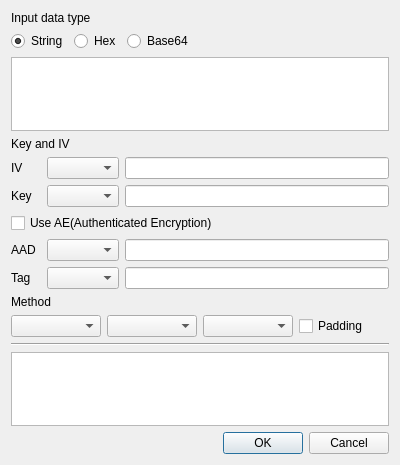
First picture: the form in BerViewer/enc_dec_dlg.ui, repository jykim74/BerEditor, before the edit.
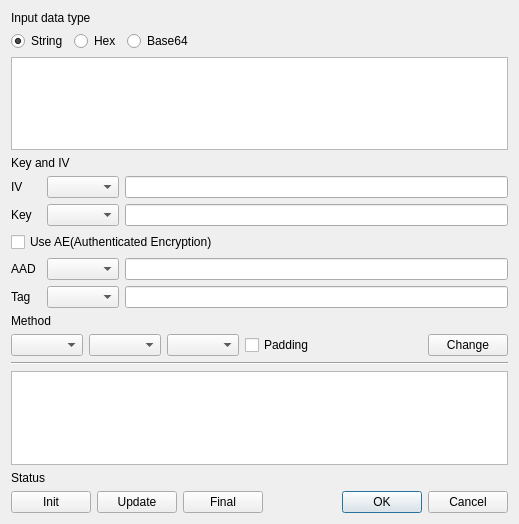
Second picture: the form after the edit.

Commit message: KDF, 암호 Init,Update,Final 지원

```diff
--- a/BerViewer/enc_dec_dlg.ui
+++ b/BerViewer/enc_dec_dlg.ui
@@ -6,22 +6,132 @@
    <rect>
     <x>0</x>
     <y>0</y>
-    <width>400</width>
-    <height>465</height>
+    <width>519</width>
+    <height>524</height>
    </rect>
   </property>
   <property name="windowTitle">
    <string>Encrypt / Decrypt</string>
   </property>
-  <layout class="QVBoxLayout" name="verticalLayout">
-   <item>
+  <layout class="QGridLayout" name="gridLayout">
+   <item row="6" column="0" colspan="2">
+    <widget class="QCheckBox" name="mUseAECheck">
+     <property name="text">
+      <string>Use AE(Authenticated Encryption)</string>
+     </property>
+    </widget>
+   </item>
+   <item row="0" column="0">
     <widget class="QLabel" name="label_3">
      <property name="text">
       <string>Input data type</string>
      </property>
     </widget>
    </item>
-   <item>
+   <item row="10" column="0" colspan="5">
+    <layout class="QHBoxLayout" name="horizontalLayout_2">
+     <item>
+      <widget class="QComboBox" name="mAlgCombo"/>
+     </item>
+     <item>
+      <widget class="QComboBox" name="mOutputTypeCombo"/>
+     </item>
+     <item>
+      <widget class="QComboBox" name="mMethodCombo"/>
+     </item>
+     <item>
+      <widget class="QCheckBox" name="mPadCheck">
+       <property name="text">
+        <string>Padding</string>
+       </property>
+      </widget>
+     </item>
+     <item>
+      <spacer name="horizontalSpacer_2">
+       <property name="orientation">
+        <enum>Qt::Horizontal</enum>
+       </property>
+       <property name="sizeHint" stdset="0">
+        <size>
+         <width>40</width>
+         <height>20</height>
+        </size>
+       </property>
+      </spacer>
+     </item>
+     <item>
+      <widget class="QPushButton" name="mChangeBtn">
+       <property name="text">
+        <string>Change</string>
+       </property>
+      </widget>
+     </item>
+    </layout>
+   </item>
+   <item row="4" column="0" colspan="5">
+    <layout class="QHBoxLayout" name="horizontalLayout_3">
+     <item>
+      <widget class="QLabel" name="label">
+       <property name="minimumSize">
+        <size>
+         <width>30</width>
+         <height>0</height>
+        </size>
+       </property>
+       <property name="text">
+        <string>IV</string>
+       </property>
+      </widget>
+     </item>
+     <item>
+      <widget class="QComboBox" name="mIVTypeCombo"/>
+     </item>
+     <item>
+      <widget class="QLineEdit" name="mIVText"/>
+     </item>
+    </layout>
+   </item>
+   <item row="3" column="0">
+    <widget class="QLabel" name="label_5">
+     <property name="text">
+      <string>Key and IV</string>
+     </property>
+    </widget>
+   </item>
+   <item row="8" column="0" colspan="5">
+    <layout class="QHBoxLayout" name="horizontalLayout_8">
+     <item>
+      <widget class="QLabel" name="label_7">
+       <property name="minimumSize">
+        <size>
+         <width>30</width>
+         <height>0</height>
+        </size>
+       </property>
+       <property name="text">
+        <string>Tag</string>
+       </property>
+      </widget>
+     </item>
+     <item>
+      <widget class="QComboBox" name="mTagTypeCombo"/>
+     </item>
+     <item>
+      <widget class="QLineEdit" name="mTagText"/>
+     </item>
+    </layout>
+   </item>
+   <item row="12" column="0" colspan="5">
+    <widget class="QPlainTextEdit" name="mOutputText"/>
+   </item>
+   <item row="9" column="0">
+    <widget class="QLabel" name="label_4">
+     <property name="text">
+      <string>Method</string>
+     </property>
+    </widget>
+   </item>
+   <item row="1" column="0" colspan="5">
     <layout class="QHBoxLayout" name="horizontalLayout">
      <item>
       <widget class="QRadioButton" name="mInputStringBtn">
@@ -62,70 +172,10 @@
      </item>
     </layout>
    </item>
-   <item>
+   <item row="2" column="0" colspan="5">
     <widget class="QPlainTextEdit" name="mInputText"/>
    </item>
-   <item>
-    <widget class="QLabel" name="label_5">
-     <property name="text">
-      <string>Key and IV</string>
-     </property>
-    </widget>
-   </item>
-   <item>
-    <layout class="QHBoxLayout" name="horizontalLayout_3">
-     <item>
-      <widget class="QLabel" name="label">
-       <property name="minimumSize">
-        <size>
-         <width>30</width>
-         <height>0</height>
-        </size>
-       </property>
-       <property name="text">
-        <string>IV</string>
-       </property>
-      </widget>
-     </item>
-     <item>
-      <widget class="QComboBox" name="mIVTypeCombo"/>
-     </item>
-     <item>
-      <widget class="QLineEdit" name="mIVText"/>
-     </item>
-    </layout>
-   </item>
-   <item>
-    <layout class="QHBoxLayout" name="horizontalLayout_4">
-     <item>
-      <widget class="QLabel" name="label_2">
-       <property name="minimumSize">
-        <size>
-         <width>30</width>
-         <height>0</height>
-        </size>
-       </property>
-       <property name="text">
-        <string>Key</string>
-       </property>
-      </widget>
-     </item>
-     <item>
-      <widget class="QComboBox" name="mKeyTypeCombo"/>
-     </item>
-     <item>
-      <widget class="QLineEdit" name="mKeyText"/>
-     </item>
-    </layout>
-   </item>
-   <item>
-    <widget class="QCheckBox" name="mUseAECheck">
-     <property name="text">
-      <string>Use AE(Authenticated Encryption)</string>
-     </property>
-    </widget>
-   </item>
-   <item>
+   <item row="7" column="0" colspan="5">
     <layout class="QHBoxLayout" name="horizontalLayout_7">
      <item>
       <widget class="QLabel" name="label_6">
@@ -148,75 +198,93 @@
      </item>
     </layout>
    </item>
-   <item>
-    <layout class="QHBoxLayout" name="horizontalLayout_8">
-     <item>
-      <widget class="QLabel" name="label_7">
-       <property name="minimumSize">
-        <size>
-         <width>30</width>
-         <height>0</height>
-        </size>
-       </property>
-       <property name="text">
-        <string>Tag</string>
-       </property>
-      </widget>
-     </item>
-     <item>
-      <widget class="QComboBox" name="mTagTypeCombo"/>
-     </item>
-     <item>
-      <widget class="QLineEdit" name="mTagText"/>
-     </item>
-    </layout>
-   </item>
-   <item>
-    <widget class="QLabel" name="label_4">
+   <item row="13" column="0" colspan="5">
+    <widget class="QLabel" name="mStatusLabel">
      <property name="text">
-      <string>Method</string>
+      <string>Status</string>
      </property>
     </widget>
    </item>
-   <item>
-    <layout class="QHBoxLayout" name="horizontalLayout_2">
-     <item>
-      <widget class="QComboBox" name="mAlgCombo"/>
-     </item>
-     <item>
-      <widget class="QComboBox" name="mOutputTypeCombo"/>
-     </item>
-     <item>
-      <widget class="QComboBox" name="mMethodCombo"/>
-     </item>
-     <item>
-      <widget class="QCheckBox" name="mPadCheck">
-       <property name="text">
-        <string>Padding</string>
-       </property>
-      </widget>
-     </item>
-    </layout>
-   </item>
-   <item>
+   <item row="11" column="0" colspan="5">
     <widget class="Line" name="line">
      <property name="orientation">
       <enum>Qt::Horizontal</enum>
      </property>
     </widget>
    </item>
-   <item>
-    <widget class="QPlainTextEdit" name="mOutputText"/>
+   <item row="5" column="0" colspan="5">
+    <layout class="QHBoxLayout" name="horizontalLayout_4">
+     <item>
+      <widget class="QLabel" name="label_2">
+       <property name="minimumSize">
+        <size>
+         <width>30</width>
+         <height>0</height>
+        </size>
+       </property>
+       <property name="text">
+        <string>Key</string>
+       </property>
+      </widget>
+     </item>
+     <item>
+      <widget class="QComboBox" name="mKeyTypeCombo"/>
+     </item>
+     <item>
+      <widget class="QLineEdit" name="mKeyText"/>
+     </item>
+    </layout>
    </item>
-   <item>
-    <widget class="QDialogButtonBox" name="buttonBox">
-     <property name="orientation">
-      <enum>Qt::Horizontal</enum>
+   <item row="14" column="0" colspan="5">
+    <layout class="QHBoxLayout" name="horizontalLayout_6">
+     <property name="topMargin">
+      <number>0</number>
      </property>
-     <property name="standardButtons">
-      <set>QDialogButtonBox::Cancel|QDialogButtonBox::Ok</set>
-     </property>
-    </widget>
+     <item>
+      <widget class="QPushButton" name="mInitBtn">
+       <property name="text">
+        <string>Init</string>
+       </property>
+      </widget>
+     </item>
+     <item>
+      <widget class="QPushButton" name="mUpdateBtn">
+       <property name="text">
+        <string>Update</string>
+       </property>
+      </widget>
+     </item>
+     <item>
+      <widget class="QPushButton" name="mFinalBtn">
+       <property name="text">
+        <string>Final</string>
+       </property>
+      </widget>
+     </item>
+     <item>
+      <spacer name="horizontalSpacer_3">
+       <property name="orientation">
+        <enum>Qt::Horizontal</enum>
+       </property>
+       <property name="sizeHint" stdset="0">
+        <size>
+         <width>40</width>
+         <height>20</height>
+        </size>
+       </property>
+      </spacer>
+     </item>
+     <item>
+      <widget class="QDialogButtonBox" name="buttonBox">
+       <property name="orientation">
+        <enum>Qt::Horizontal</enum>
+       </property>
+       <property name="standardButtons">
+        <set>QDialogButtonBox::Cancel|QDialogButtonBox::Ok</set>
+       </property>
+      </widget>
+     </item>
+    </layout>
    </item>
   </layout>
  </widget>
```
The commit also changes 9 other files.
